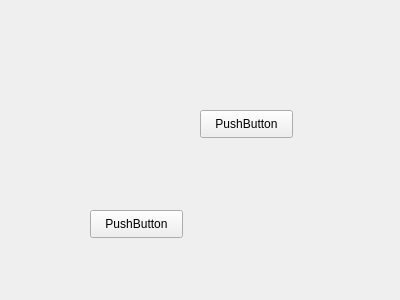
This is src/Widget/PDFWidget/PDFWidget.ui in IDK-Silver/PDF_Tool as Qt 5 draws it before an edit. The edited form follows.
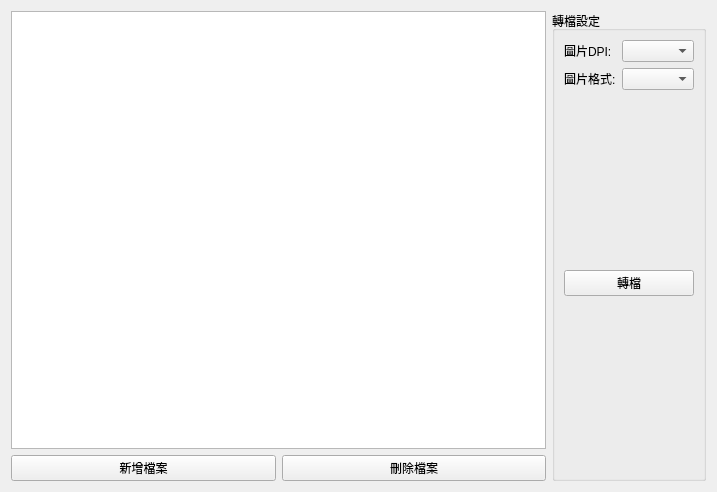
This is the edited form.

Patch:
```diff
--- a/src/Widget/PDFWidget/PDFWidget.ui
+++ b/src/Widget/PDFWidget/PDFWidget.ui
@@ -6,39 +6,110 @@
    <rect>
     <x>0</x>
     <y>0</y>
-    <width>400</width>
-    <height>300</height>
+    <width>717</width>
+    <height>492</height>
    </rect>
   </property>
   <property name="windowTitle">
    <string>PDFWidget</string>
   </property>
-  <widget class="QPushButton" name="pushButton">
-   <property name="geometry">
-    <rect>
-     <x>200</x>
-     <y>110</y>
-     <width>93</width>
-     <height>28</height>
-    </rect>
-   </property>
-   <property name="text">
-    <string>PushButton</string>
-   </property>
-  </widget>
-  <widget class="QPushButton" name="pushButton_2">
-   <property name="geometry">
-    <rect>
-     <x>90</x>
-     <y>210</y>
-     <width>93</width>
-     <height>28</height>
-    </rect>
-   </property>
-   <property name="text">
-    <string>PushButton</string>
-   </property>
-  </widget>
+  <layout class="QHBoxLayout" name="horizontalLayout_2">
+   <item>
+    <layout class="QVBoxLayout" name="verticalLayout_4">
+     <item>
+      <widget class="QListView" name="listView"/>
+     </item>
+     <item>
+      <layout class="QHBoxLayout" name="horizontalLayout">
+       <item>
+        <widget class="QPushButton" name="btn_addFile">
+         <property name="text">
+          <string>新增檔案</string>
+         </property>
+        </widget>
+       </item>
+       <item>
+        <widget class="QPushButton" name="btn_delFile">
+         <property name="text">
+          <string>刪除檔案</string>
+         </property>
+        </widget>
+       </item>
+      </layout>
+     </item>
+    </layout>
+   </item>
+   <item>
+    <layout class="QVBoxLayout" name="verticalLayout">
+     <item>
+      <widget class="QGroupBox" name="groupBox">
+       <property name="title">
+        <string>轉檔設定</string>
+       </property>
+       <layout class="QVBoxLayout" name="verticalLayout_2">
+        <item>
+         <layout class="QGridLayout" name="gridLayout">
+          <item row="2" column="1">
+           <widget class="QComboBox" name="comboBox_format"/>
+          </item>
+          <item row="2" column="0">
+           <widget class="QLabel" name="label_2">
+            <property name="text">
+             <string>圖片格式:</string>
+            </property>
+           </widget>
+          </item>
+          <item row="0" column="0">
+           <widget class="QLabel" name="label">
+            <property name="text">
+             <string>圖片DPI:</string>
+            </property>
+           </widget>
+          </item>
+          <item row="0" column="1">
+           <widget class="QComboBox" name="comboBox_dpi"/>
+          </item>
+         </layout>
+        </item>
+        <item>
+         <spacer name="verticalSpacer">
+          <property name="orientation">
+           <enum>Qt::Vertical</enum>
+          </property>
+          <property name="sizeHint" stdset="0">
+           <size>
+            <width>20</width>
+            <height>40</height>
+           </size>
+          </property>
+         </spacer>
+        </item>
+        <item>
+         <widget class="QPushButton" name="btn_conversion">
+          <property name="text">
+           <string>轉檔</string>
+          </property>
+         </widget>
+        </item>
+        <item>
+         <spacer name="verticalSpacer_2">
+          <property name="orientation">
+           <enum>Qt::Vertical</enum>
+          </property>
+          <property name="sizeHint" stdset="0">
+           <size>
+            <width>20</width>
+            <height>40</height>
+           </size>
+          </property>
+         </spacer>
+        </item>
+       </layout>
+      </widget>
+     </item>
+    </layout>
+   </item>
+  </layout>
  </widget>
  <resources/>
  <connections/>
```
